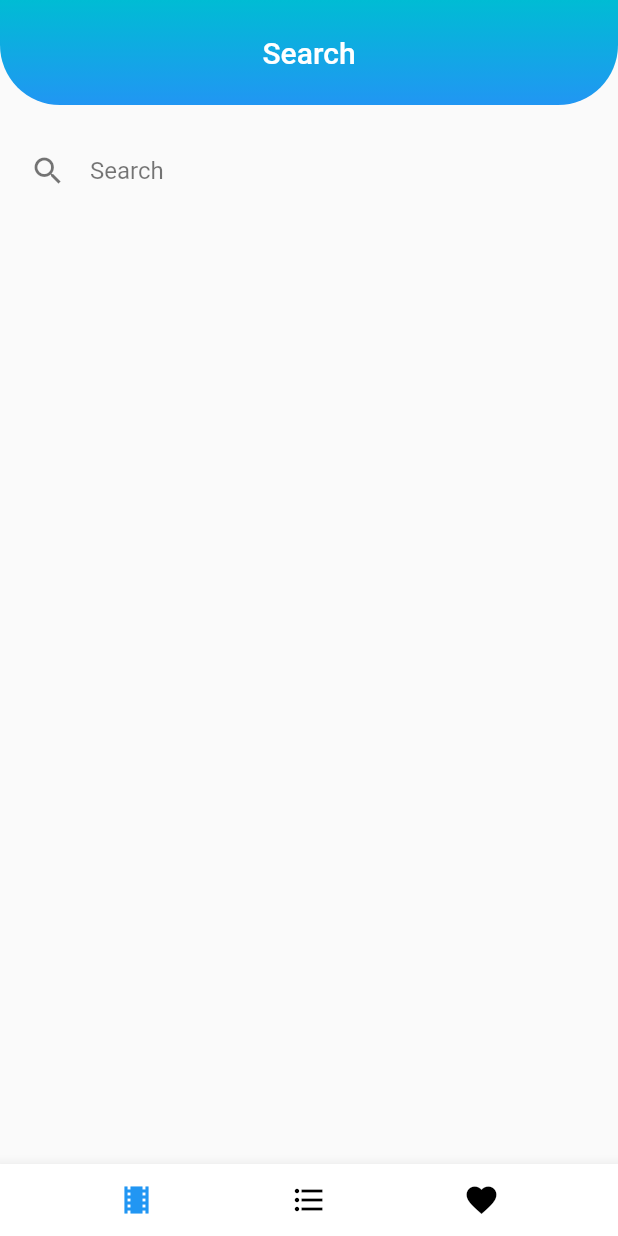
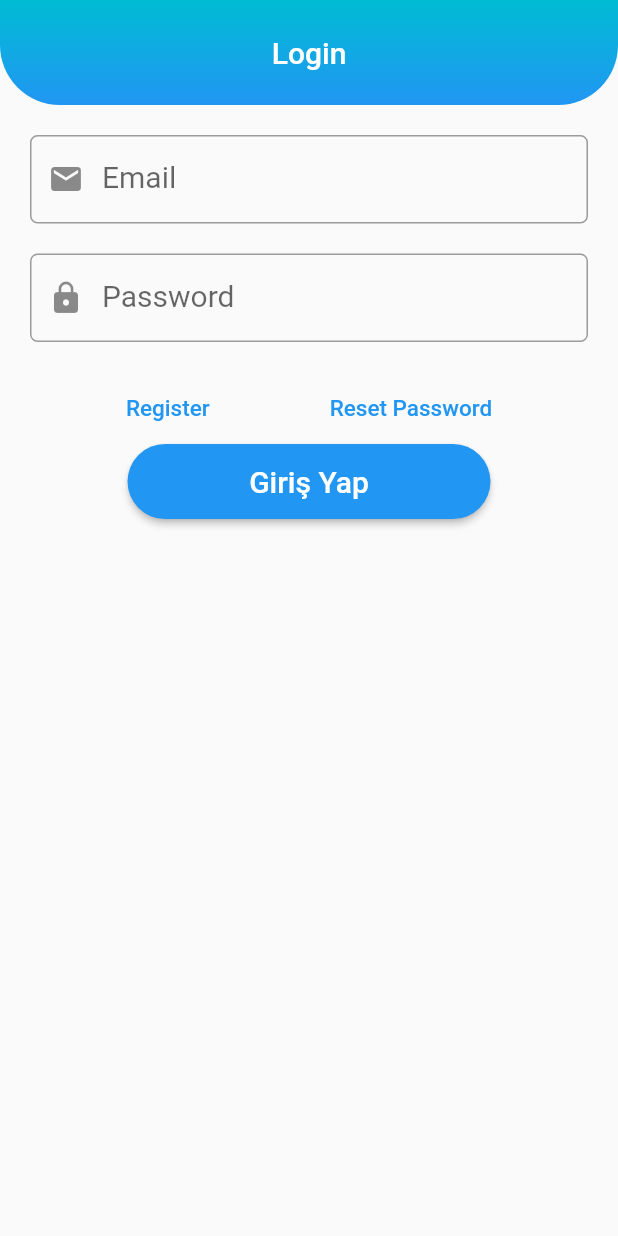
Before and after one commit to Beyes-Bilisim/Turkcell_isaret_dilim, a Flutter app: the screen it shows after launch, on a phone screen of 412 x 824 dp. Run offline on Flutter 3.47's test engine with Material 2 defaults, Android fonts, the phone set to English and light mode, and no system bars; our stand-ins replace connectivity_plus, email_validator, firebase_auth, firebase_core, shared_preferences, splashscreen; missing offline and left inert: the_validator; accounts and stored records are empty.

Commit message:
login and register page added

```diff
--- /dev/null
+++ b/lib/pages/Login.dart
@@ -0,0 +1,189 @@
+import 'package:email_validator/email_validator.dart';
+import 'package:firebase_auth/firebase_auth.dart';
+import 'package:firebase_core/firebase_core.dart';
+import 'package:flutter/material.dart';
+import 'package:movie_manager/main.dart';
+import 'package:movie_manager/pages/Register.dart';
+import 'package:the_validator/the_validator.dart';
+
+class Login extends StatefulWidget {
+  const Login({Key? key}) : super(key: key);
+
+  @override
+  _LoginState createState() => _LoginState();
+}
+
+class _LoginState extends State<Login> {
+  var formKey = GlobalKey<FormState>();
+  FirebaseAuth _auth = FirebaseAuth.instance;
+  late String _email;
+  late String _sifre;
+  @override
+  Widget build(BuildContext context) {
+    return Scaffold(
+        appBar: AppBar(
+          backgroundColor: Colors.transparent,
+          elevation: 0.0,
+          toolbarHeight: 70,
+          centerTitle: true,
+          title: Text("Login"),
+          flexibleSpace: Container(
+            decoration: BoxDecoration(
+                borderRadius: BorderRadius.only(
+                    bottomLeft: Radius.circular(40),
+                    bottomRight: Radius.circular(40)),
+                gradient: LinearGradient(
+                    colors: [Colors.blue, Colors.cyan],
+                    begin: Alignment.bottomCenter,
+                    end: Alignment.topCenter)),
+          ),
+        ),
+        body: Padding(
+            padding: EdgeInsets.all(20),
+            child: SingleChildScrollView(
+                child: Column(children: [
+              Form(
+                key: formKey,
+                child: Column(children: [
+                  TextFormField(
+                    onSaved: (newValue) {
+                      setState(() {
+                        _email = newValue!;
+                      });
+                    },
+                    autofocus: false,
+                    validator: (value) {
+                      if (value!.isEmpty) {
+                        return "Doldurulması Zorunludur";
+                      } else {
+                        if (EmailValidator.validate(value) != true) {
+                          return "Geçerli Bir E-posta giriniz";
+                        } else {
+                          return null;
+                        }
+                      }
+                    },
+                    keyboardType: TextInputType.emailAddress,
+                    decoration: InputDecoration(
+                        prefixIcon: Icon(Icons.email),
+                        errorStyle: TextStyle(fontSize: 15),
+                        labelText: "Email",
+                        labelStyle: TextStyle(fontSize: 20),
+                        border: OutlineInputBorder(
+                            borderRadius: BorderRadius.circular(5),
+                            borderSide:
+                                BorderSide(width: 1, color: Colors.purple))),
+                  ),
+                  SizedBox(height: 20),
+                  TextFormField(
+                    onSaved: (value) {
+                      _sifre = value!;
+                    },
+                    obscureText: true,
+                    validator: FieldValidator.password(
+                      minLength: 8,
+                      shouldContainNumber: true,
+                      errorMessage: "Minimum 8 Karakter uzunluğunda Olmalıdır!",
+                      onNumberNotPresent: () {
+                        return "Rakam İçermelidir!";
+                      },
+                    ),
+                    keyboardType: TextInputType.text,
+                    decoration: InputDecoration(
+                        prefixIcon: Icon(Icons.lock),
+                        errorStyle: TextStyle(fontSize: 15),
+                        labelText: "Password",
+                        labelStyle: TextStyle(fontSize: 20),
+                        border: OutlineInputBorder(
+                            borderRadius: BorderRadius.circular(5),
+                            borderSide:
+                                BorderSide(width: 1, color: Colors.purple))),
+                  ),
+                  SizedBox(height: 20),
+                  Container(
+                    child: Row(
+                      mainAxisAlignment: MainAxisAlignment.spaceEvenly,
+                      children: <Widget>[
+                        FlatButton(
+                          textColor: Colors.blue,
+                          child: Text(
+                            'Register',
+                            style: TextStyle(fontSize: 15),
+                          ),
+                          onPressed: () {
+                            Navigator.push(
+                                context,
+                                MaterialPageRoute(
+                                    builder: (context) => Register()));
+                          },
+                        ),
+                        FlatButton(
+                          textColor: Colors.blue,
+                          child: Text(
+                            'Reset Password',
+                            style: TextStyle(fontSize: 15),
+                          ),
+                          onPressed: () {
+                            Navigator.push(
+                                context,
+                                MaterialPageRoute(
+                                    builder: (context) => MyApp()));
+                          },
+                        ),
+                      ],
+                    ),
+                  ),
+                  Container(
+                      height: 50,
+                      width: MediaQuery.of(context).size.width - 150,
+                      padding: EdgeInsets.fromLTRB(10, 0, 10, 0),
+                      child: ElevatedButton(
+                        child:
+                            Text('Giriş Yap', style: TextStyle(fontSize: 20)),
+                        style: ButtonStyle(
+                            shape: MaterialStateProperty.all<
+                                RoundedRectangleBorder>(RoundedRectangleBorder(
+                          borderRadius: BorderRadius.all(Radius.circular(30)),
+                        ))),
+                        onPressed: login,
+                      )),
+                ]),
+              ),
+            ]))));
+  }
+
+  void login() async {
+    if (formKey.currentState!.validate()) {
+      formKey.currentState!.save();
+      try {
+         await _auth
+          .signInWithEmailAndPassword(email: _email, password: _sifre)
+          .then((user) {
+        if (user.user!.emailVerified == false) {
+          _auth.signOut();
+          final snackBar = SnackBar(
+            duration: Duration(seconds: 3),
+            content: const Text('Lütfen E-postanızı doğrulayın'),
+            backgroundColor: (Colors.black45),
+          );
+          ScaffoldMessenger.of(context).showSnackBar(snackBar);
+        } else {
+          WidgetsBinding.instance!.addPostFrameCallback((timeStamp) {
+            Navigator.pushAndRemoveUntil(context,
+                MaterialPageRoute(builder: (context) => MyApp()), (r) => false);
+          });
+          formKey.currentState!.reset();
+        }
+      });
+      } catch (e) {
+        final snackBar = SnackBar(
+          duration: Duration(seconds: 3),
+          content: const Text('Yanlış Şifre'),
+          backgroundColor: (Colors.black45),
+        );
+        ScaffoldMessenger.of(context).showSnackBar(snackBar);
+      }
+
+    }
+  }
+}
--- a/pubspec.yaml
+++ b/pubspec.yaml
@@ -27,6 +27,10 @@ dependencies:
   http: any
   shared_preferences: any
   connectivity_plus: any
+  firebase_core: any
+  firebase_auth: any
+  the_validator: any
+  email_validator: any
 
   # The following adds the Cupertino Icons font to your application.
   # Use with the CupertinoIcons class for iOS style icons.
```
Also changed, not shown: lib/main.dart (+6 -2 lines), lib/pages/Register.dart (added, +186 -0 lines), lib/utils/auth/AuthController.dart (added, +48 -0 lines), lib/utils/auth/auth.dart (added, +15 -0 lines), pubspec.lock, 3 other files.
